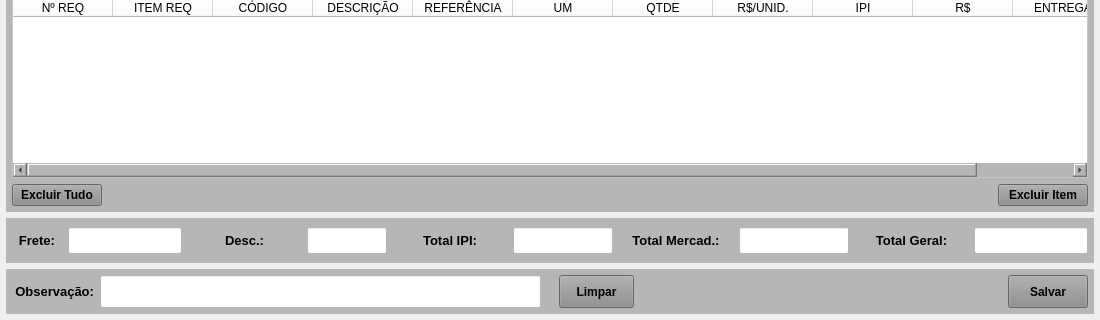
First picture: the form in forms/tela_oc_incluir.ui, repository Azevedo84/erp_suzuki, before the edit; both pictures show x 0 to 1100 and y 400 to 720 of the 1100 by 720 pixel window.
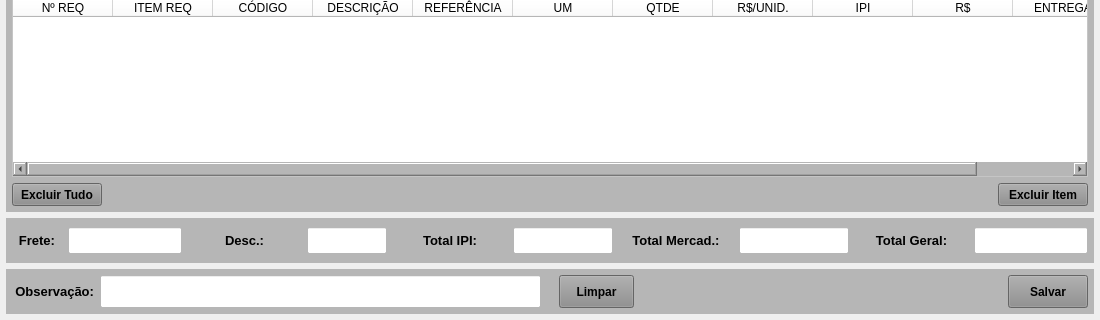
Second picture: the form after the edit.

The edit to the form file:
```diff
--- a/forms/tela_oc_incluir.ui
+++ b/forms/tela_oc_incluir.ui
@@ -1836,6 +1836,18 @@
        </item>
        <item>
         <widget class="QWidget" name="widget" native="true">
+         <property name="minimumSize">
+          <size>
+           <width>0</width>
+           <height>23</height>
+          </size>
+         </property>
+         <property name="maximumSize">
+          <size>
+           <width>16777215</width>
+           <height>23</height>
+          </size>
+         </property>
          <layout class="QHBoxLayout" name="horizontalLayout_8">
           <property name="leftMargin">
            <number>0</number>
```
